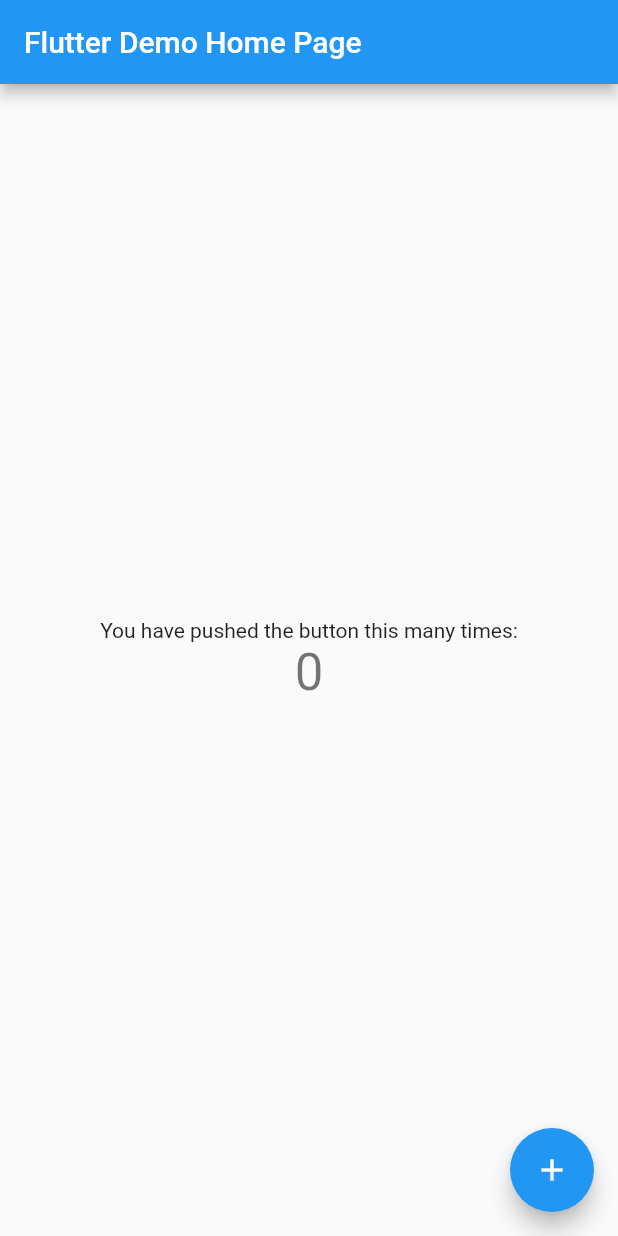
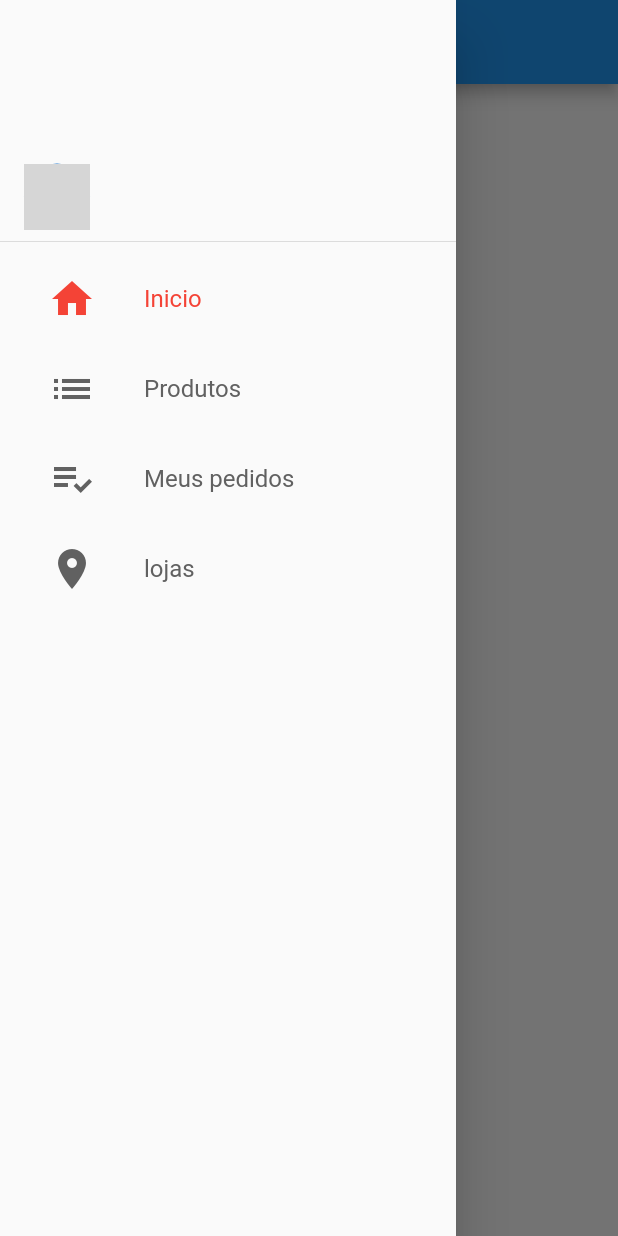
Before and after one commit to KhallilVilacaSalinas/loja_virtual, a Flutter app: the screen it shows after launch, with the side drawer open (before the commit the screen has no drawer), on a phone screen of 412 x 824 dp. Run offline on Flutter 3.47's test engine with Material 2 defaults, Android fonts, the phone set to English and light mode, and no system bars; our stand-ins replace firebase_core; accounts and stored records are empty; network calls fail; grey boxes are pictures that could not be loaded.

Commit message:
Drawer and Provider for navigation pages

```diff
--- /dev/null
+++ b/lib/common/custom_drawer/custom_drawer.dart
@@ -0,0 +1,49 @@
+import 'package:flutter/material.dart';
+import 'package:loja_virtual/common/custom_drawer/drawer_tile.dart';
+
+class CustomDrawer extends StatelessWidget {
+  @override
+  Widget build(BuildContext context) {
+    return Drawer(
+      child: ListView(
+        children: [
+          DrawerHeader(
+            child: Container(
+              child: Column(
+                crossAxisAlignment: CrossAxisAlignment.start,
+                mainAxisAlignment: MainAxisAlignment.end,
+                children: [
+                  CircleAvatar(
+                    maxRadius: 22,
+                    backgroundImage: NetworkImage(
+                        "https://avatars.githubusercontent.com/u/66392421?v=4"),
+                  )
+                ],
+              ),
+            ),
+          ),
+          DrawerTile(
+            iconData: Icons.home,
+            title: "Inicio",
+            page: 0,
+          ),
+          DrawerTile(
+            iconData: Icons.list,
+            title: "Produtos",
+            page: 1,
+          ),
+          DrawerTile(
+            iconData: Icons.playlist_add_check,
+            title: "Meus pedidos",
+            page: 2,
+          ),
+          DrawerTile(
+            iconData: Icons.location_on,
+            title: "lojas",
+            page: 3,
+          ),
+        ],
+      ),
+    );
+  }
+}
--- /dev/null
+++ b/lib/common/custom_drawer/drawer_tile.dart
@@ -0,0 +1,50 @@
+import 'package:flutter/material.dart';
+import 'package:loja_virtual/models/page_manager.dart';
+import 'package:provider/provider.dart';
+
+class DrawerTile extends StatelessWidget {
+  final IconData iconData;
+  final String title;
+  final int page;
+
+  const DrawerTile({this.iconData, this.title, this.page});
+
+  @override
+  Widget build(BuildContext context) {
+    final int curPage = context.watch<PageManager>().page;
+
+    return Column(
+      children: [
+        InkWell(
+          onTap: () {
+            context.read<PageManager>().setPage(page);
+          },
+          child: SizedBox(
+            height: 60,
+            child: Row(
+              children: [
+                Divider(
+                  color: Colors.grey[400],
+                ),
+                Padding(
+                  padding: const EdgeInsets.symmetric(horizontal: 32),
+                  child: Icon(
+                    iconData,
+                    size: 32,
+                    color: curPage == page ? Colors.red : Colors.grey[700],
+                  ),
+                ),
+                Text(
+                  title,
+                  style: TextStyle(
+                      fontSize: 16,
+                      color: curPage == page ? Colors.red : Colors.grey[700]),
+                )
+              ],
+            ),
+          ),
+        ),
+      ],
+    );
+  }
+}
--- a/lib/main.dart
+++ b/lib/main.dart
@@ -1,6 +1,10 @@
 import 'package:flutter/material.dart';
+import 'package:firebase_core/firebase_core.dart';
+import 'package:loja_virtual/screens/base/base_screen.dart';
 
-void main() {
+Future<void> main() async {
+  WidgetsFlutterBinding.ensureInitialized();
+  await Firebase.initializeApp();
   runApp(MyApp());
 }
 
@@ -9,109 +13,12 @@ class MyApp extends StatelessWidget {
   @override
   Widget build(BuildContext context) {
     return MaterialApp(
-      title: 'Flutter Demo',
+      title: 'Loja do Khallil',
       theme: ThemeData(
-        // This is the theme of your application.
-        //
-        // Try running your application with "flutter run". You'll see the
-        // application has a blue toolbar. Then, without quitting the app, try
-        // changing the primarySwatch below to Colors.green and then invoke
-        // "hot reload" (press "r" in the console where you ran "flutter run",
-        // or simply save your changes to "hot reload" in a Flutter IDE).
-        // Notice that the counter didn't reset back to zero; the application
-        // is not restarted.
         primarySwatch: Colors.blue,
-        // This makes the visual density adapt to the platform that you run
-        // the app on. For desktop platforms, the controls will be smaller and
-        // closer together (more dense) than on mobile platforms.
         visualDensity: VisualDensity.adaptivePlatformDensity,
       ),
-      home: MyHomePage(title: 'Flutter Demo Home Page'),
+      home: BaseScreen(),
     );
   }
 }
-
-class MyHomePage extends StatefulWidget {
-  MyHomePage({Key key, this.title}) : super(key: key);
-
-  // This widget is the home page of your application. It is stateful, meaning
-  // that it has a State object (defined below) that contains fields that affect
-  // how it looks.
-
-  // This class is the configuration for the state. It holds the values (in this
-  // case the title) provided by the parent (in this case the App widget) and
-  // used by the build method of the State. Fields in a Widget subclass are
-  // always marked "final".
-
-  final String title;
-
-  @override
-  _MyHomePageState createState() => _MyHomePageState();
-}
-
-class _MyHomePageState extends State<MyHomePage> {
-  int _counter = 0;
-
-  void _incrementCounter() {
-    setState(() {
-      // This call to setState tells the Flutter framework that something has
-      // changed in this State, which causes it to rerun the build method below
-      // so that the display can reflect the updated values. If we changed
-      // _counter without calling setState(), then the build method would not be
-      // called again, and so nothing would appear to happen.
-      _counter++;
-    });
-  }
-
-  @override
-  Widget build(BuildContext context) {
-    // This method is rerun every time setState is called, for instance as done
-    // by the _incrementCounter method above.
-    //
-    // The Flutter framework has been optimized to make rerunning build methods
-    // fast, so that you can just rebuild anything that needs updating rather
-    // than having to individually change instances of widgets.
-    return Scaffold(
-      appBar: AppBar(
-        // Here we take the value from the MyHomePage object that was created by
-        // the App.build method, and use it to set our appbar title.
-        title: Text(widget.title),
-      ),
-      body: Center(
-        // Center is a layout widget. It takes a single child and positions it
-        // in the middle of the parent.
-        child: Column(
-          // Column is also a layout widget. It takes a list of children and
-          // arranges them vertically. By default, it sizes itself to fit its
-          // children horizontally, and tries to be as tall as its parent.
-          //
-          // Invoke "debug painting" (press "p" in the console, choose the
-          // "Toggle Debug Paint" action from the Flutter Inspector in Android
-          // Studio, or the "Toggle Debug Paint" command in Visual Studio Code)
-          // to see the wireframe for each widget.
-          //
-          // Column has various properties to control how it sizes itself and
-          // how it positions its children. Here we use mainAxisAlignment to
-          // center the children vertically; the main axis here is the vertical
-          // axis because Columns are vertical (the cross axis would be
-          // horizontal).
-          mainAxisAlignment: MainAxisAlignment.center,
-          children: <Widget>[
-            Text(
-              'You have pushed the button this many times:',
-            ),
-            Text(
-              '$_counter',
-              style: Theme.of(context).textTheme.headline4,
-            ),
-          ],
-        ),
-      ),
-      floatingActionButton: FloatingActionButton(
-        onPressed: _incrementCounter,
-        tooltip: 'Increment',
-        child: Icon(Icons.add),
-      ), // This trailing comma makes auto-formatting nicer for build methods.
-    );
-  }
-}
--- /dev/null
+++ b/lib/models/page_manager.dart
@@ -0,0 +1,15 @@
+import 'package:flutter/cupertino.dart';
+
+class PageManager {
+  PageManager(this._pageController);
+
+  PageController _pageController;
+
+  int page = 0;
+
+  void setPage(int value) {
+    if (value == page) return;
+    page = value;
+    _pageController.jumpToPage(value);
+  }
+}
--- /dev/null
+++ b/lib/screens/base/base_screen.dart
@@ -0,0 +1,50 @@
+import 'package:flutter/material.dart';
+import 'package:loja_virtual/common/custom_drawer/custom_drawer.dart';
+import 'package:loja_virtual/models/page_manager.dart';
+import 'package:provider/provider.dart';
+
+class BaseScreen extends StatefulWidget {
+  @override
+  _BaseScreenState createState() => _BaseScreenState();
+}
+
+class _BaseScreenState extends State<BaseScreen> {
+  PageController pageController = PageController();
+
+  @override
+  Widget build(BuildContext context) {
+    return Provider(
+      create: (_) => PageManager(pageController),
+      child: PageView(
+        controller: pageController,
+        physics: const NeverScrollableScrollPhysics(),
+        children: <Widget>[
+          Scaffold(
+            drawer: CustomDrawer(),
+            appBar: AppBar(
+              title: const Text('Home1'),
+            ),
+          ),
+          Scaffold(
+            drawer: CustomDrawer(),
+            appBar: AppBar(
+              title: const Text('Home2'),
+            ),
+          ),
+          Scaffold(
+            drawer: CustomDrawer(),
+            appBar: AppBar(
+              title: const Text('Home3'),
+            ),
+          ),
+          Scaffold(
+            drawer: CustomDrawer(),
+            appBar: AppBar(
+              title: const Text('Home4'),
+            ),
+          ),
+        ],
+      ),
+    );
+  }
+}
--- a/pubspec.yaml
+++ b/pubspec.yaml
@@ -28,6 +28,10 @@ dependencies:
   # The following adds the Cupertino Icons font to your application.
   # Use with the CupertinoIcons class for iOS style icons.
   cupertino_icons: ^1.0.0
+  cloud_firestore: ^1.0.2
+  firebase_auth: ^1.0.1
+  firebase_core: ^1.0.2
+  provider: ^4.1.2
 
 dev_dependencies:
   flutter_test:
```
Also changed, not shown: pubspec.lock, 4 other files.
